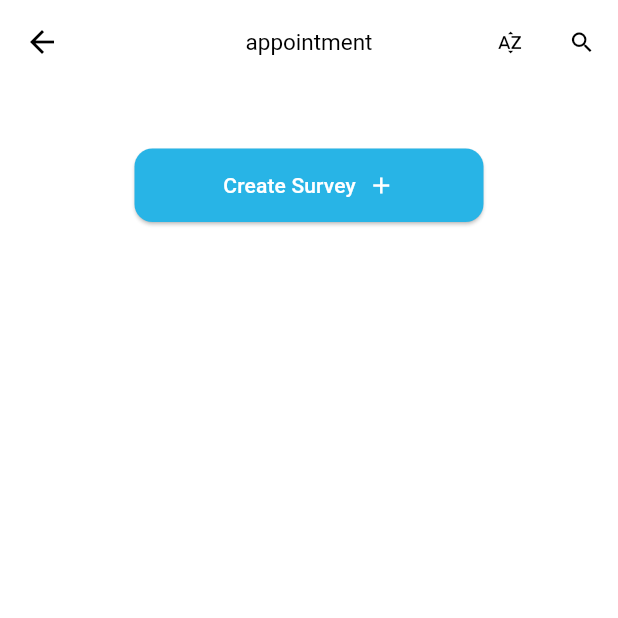
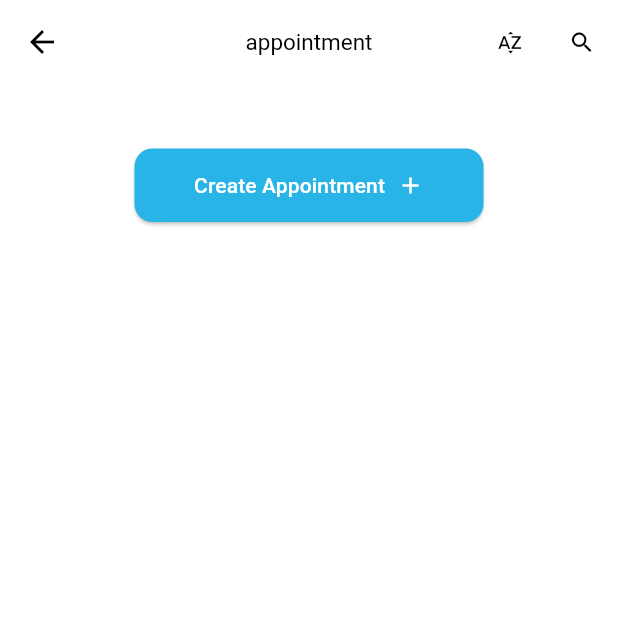
Before and after one commit to M-kusha/survey_app_ks, a Flutter app: the SurveyPageUI screen opened by its route, on a phone screen of 412 x 824 dp, the top half of it. Run offline on Flutter 3.47's test engine with Material 3 defaults, Android fonts, the phone set to English and light mode, and no system bars; our stand-ins replace adaptive_theme, cloud_firestore, easy_localization, firebase_auth, firebase_core, firebase_storage and 6 more; missing offline and left inert: ntfy_dart; accounts and stored records are empty.

Commit message:
changed translation strings

```diff
--- a/lib/appointment/main_survey/survey_create_button.dart
+++ b/lib/appointment/main_survey/survey_create_button.dart
@@ -44,7 +44,7 @@ Widget buildCreateSurveyButton(BuildContext context) {
           mainAxisAlignment: MainAxisAlignment.center,
           children: [
             Text(
-              'create_survey_step_1'.tr(),
+              'create_appointment'.tr(),
               style: TextStyle(
                 fontSize: timeFontSize,
                 color: Theme.of(context).brightness == Brightness.light
```
